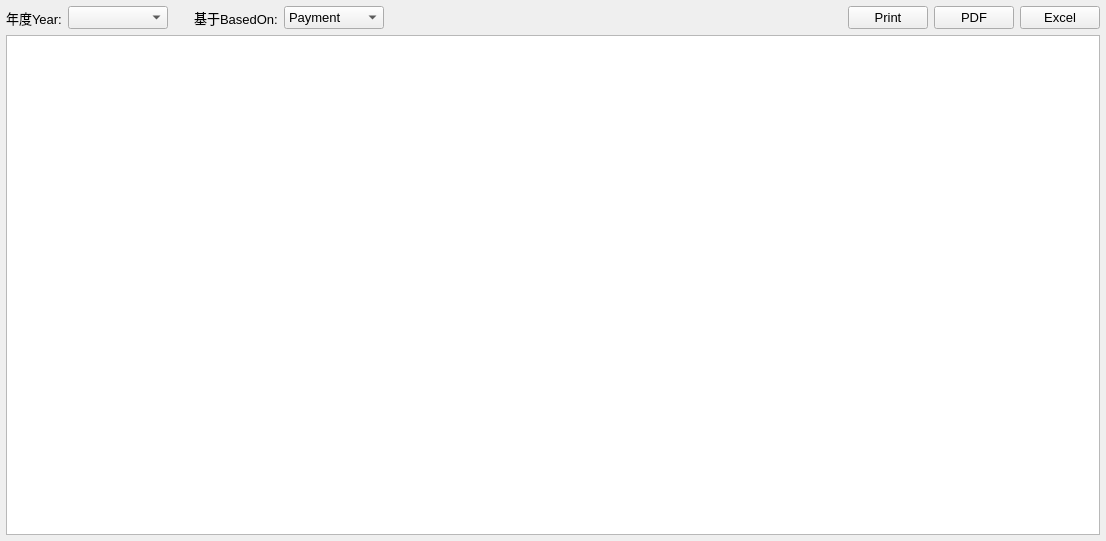
Before: the Qt Designer form Ui/FormReport_Day.ui in golden7602/zion, drawn with Qt 5.
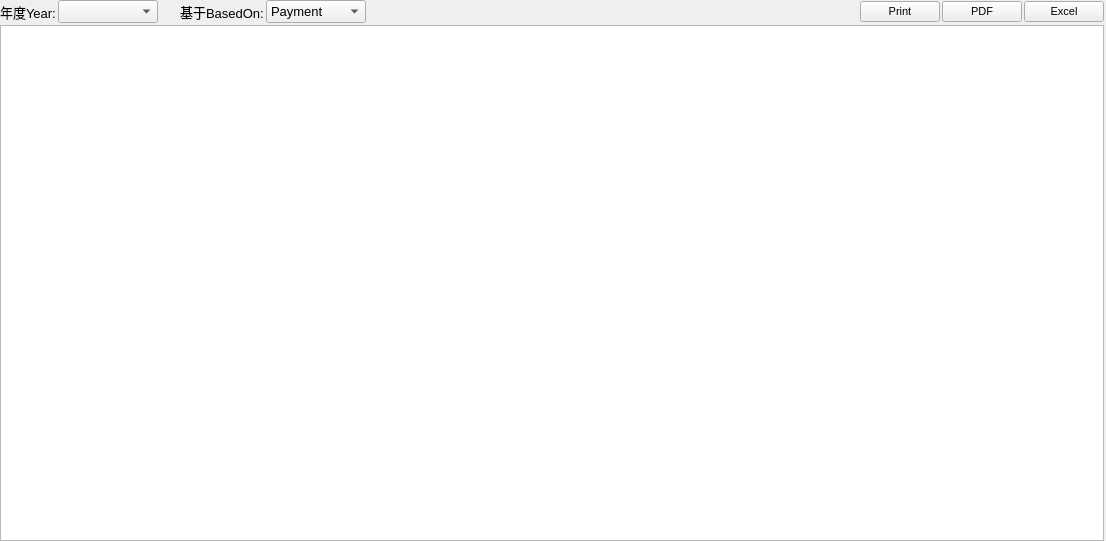
After: the same form once the commit is applied. Icons and pictures are not drawn.

```diff
--- a/Ui/FormReport_Day.ui
+++ b/Ui/FormReport_Day.ui
@@ -20,17 +20,20 @@
    <string>Order</string>
   </property>
   <layout class="QVBoxLayout" name="verticalLayout">
+   <property name="spacing">
+    <number>2</number>
+   </property>
    <property name="leftMargin">
-    <number>6</number>
+    <number>0</number>
    </property>
    <property name="topMargin">
-    <number>6</number>
+    <number>0</number>
    </property>
    <property name="rightMargin">
-    <number>6</number>
+    <number>2</number>
    </property>
    <property name="bottomMargin">
-    <number>6</number>
+    <number>0</number>
    </property>
    <item>
     <layout class="QHBoxLayout" name="horizontalLayout_4">
@@ -120,6 +123,11 @@
        </item>
        <item>
         <widget class="QPushButton" name="butPrint">
+         <property name="font">
+          <font>
+           <pointsize>8</pointsize>
+          </font>
+         </property>
          <property name="text">
           <string>Print</string>
          </property>
@@ -129,14 +137,19 @@
          </property>
          <property name="iconSize">
           <size>
-           <width>32</width>
-           <height>32</height>
+           <width>16</width>
+           <height>16</height>
           </size>
          </property>
         </widget>
        </item>
        <item>
         <widget class="QPushButton" name="butPDF">
+         <property name="font">
+          <font>
+           <pointsize>8</pointsize>
+          </font>
+         </property>
          <property name="text">
           <string>PDF</string>
          </property>
@@ -146,14 +159,19 @@
          </property>
          <property name="iconSize">
           <size>
-           <width>32</width>
-           <height>32</height>
+           <width>16</width>
+           <height>16</height>
           </size>
          </property>
         </widget>
        </item>
        <item>
         <widget class="QPushButton" name="butSave">
+         <property name="font">
+          <font>
+           <pointsize>8</pointsize>
+          </font>
+         </property>
          <property name="text">
           <string>Excel</string>
          </property>
@@ -163,8 +181,8 @@
          </property>
          <property name="iconSize">
           <size>
-           <width>32</width>
-           <height>32</height>
+           <width>16</width>
+           <height>16</height>
           </size>
          </property>
         </widget>
```
